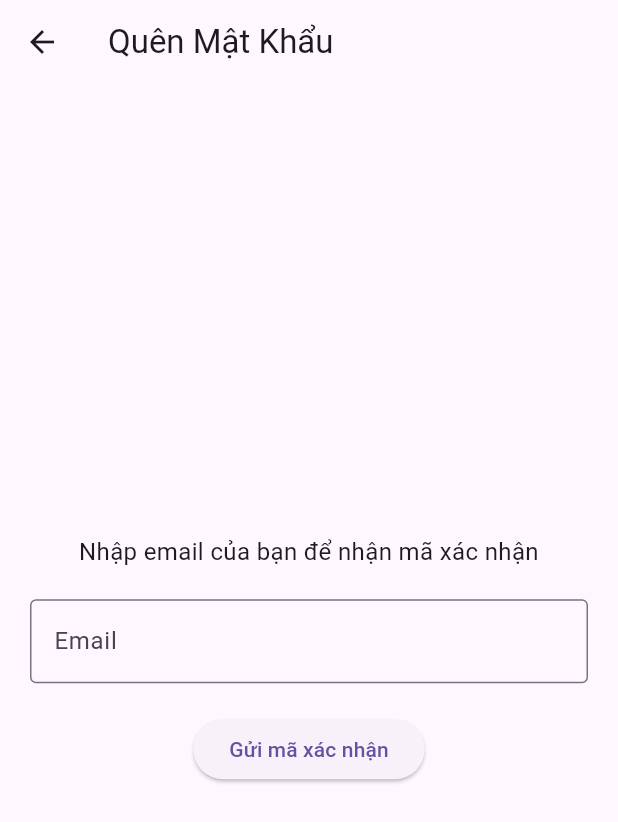
After one commit to dinhvanbinh2310/Football-news-Application, a Flutter app: the screen it shows after launch, after a tap on "Quên mật khẩu", on a phone screen of 412 x 824 dp. The commit adds this screen. Shown: the top 822 px of the screen. Run offline on Flutter 3.47's test engine with Material 3 defaults, Android fonts, the phone set to English and light mode, and no system bars; our stand-ins replace google_fonts, shared_preferences; network calls fail.

Commit message:
adding forgot password screen

```diff
--- /dev/null
+++ b/lib/screens/forgot_password_screen.dart
@@ -0,0 +1,78 @@
+import 'package:flutter/material.dart';
+import 'package:flutter_application_1/screens/reset_password_screen.dart';
+import 'package:http/http.dart' as http;
+import 'dart:convert';
+
+class ForgotPasswordScreen extends StatefulWidget {
+  @override
+  _ForgotPasswordScreenState createState() => _ForgotPasswordScreenState();
+}
+
+class _ForgotPasswordScreenState extends State<ForgotPasswordScreen> {
+  final TextEditingController emailController = TextEditingController();
+
+  void sendResetCode() async {
+    String email = emailController.text.trim();
+    if (email.isEmpty) {
+      ScaffoldMessenger.of(context).showSnackBar(
+        SnackBar(content: Text("Vui lòng nhập email")),
+      );
+      return;
+    }
+
+    final response = await http.post(
+      Uri.parse("http://10.0.2.2:3000/auth/forgot-password"),
+      headers: {"Content-Type": "application/json"},
+      body: jsonEncode({"email": email}),
+    );
+
+    if (response.statusCode == 200 || response.statusCode == 201) {
+      // Chuyển sang màn hình nhập mã xác nhận
+      Navigator.push(
+        context,
+        MaterialPageRoute(
+          builder: (context) => ResetPasswordScreen(email: email),
+        ),
+      );
+    } else {
+      ScaffoldMessenger.of(context).showSnackBar(
+        SnackBar(content: Text("Lỗi: Không thể gửi mã xác nhận")),
+      );
+    }
+  }
+
+
+  @override
+  Widget build(BuildContext context) {
+    return Scaffold(
+      appBar: AppBar(title: Text("Quên Mật Khẩu")),
+      body: Padding(
+        padding: const EdgeInsets.all(20.0),
+        child: Column(
+          mainAxisAlignment: MainAxisAlignment.center,
+          children: [
+            Text(
+              "Nhập email của bạn để nhận mã xác nhận",
+              style: TextStyle(fontSize: 16),
+              textAlign: TextAlign.center,
+            ),
+            SizedBox(height: 20),
+            TextField(
+              controller: emailController,
+              keyboardType: TextInputType.emailAddress,
+              decoration: InputDecoration(
+                labelText: "Email",
+                border: OutlineInputBorder(),
+              ),
+            ),
+            SizedBox(height: 20),
+            ElevatedButton(
+              onPressed: sendResetCode,
+              child: Text("Gửi mã xác nhận"),
+            ),
+          ],
+        ),
+      ),
+    );
+  }
+}
--- a/lib/screens/login_screen.dart
+++ b/lib/screens/login_screen.dart
@@ -1,4 +1,5 @@
 import 'package:flutter/material.dart';
+import 'package:flutter_application_1/screens/forgot_password_screen.dart';
 import 'package:flutter_application_1/screens/home_screen.dart';
 import 'package:google_fonts/google_fonts.dart';
 import 'package:flutter_application_1/services/auth_service.dart';
@@ -154,6 +155,19 @@ class _LoginScreenState extends State<LoginScreen> {
                       style: TextStyle(color: Colors.white),
                     ),
                   ),
+                  TextButton(
+                    onPressed:
+                        () => Navigator.push(
+                      context,
+                      MaterialPageRoute(
+                        builder: (context) => ForgotPasswordScreen(),
+                      ),
+                    ),
+                    child: Text(
+                      "Quên mật khẩu",
+                      style: TextStyle(color: Colors.white),
+                    ),
+                  ),
                 ],
               ),
             ),
```
Also changed, not shown: lib/screens/reset_password_screen.dart (added, +90 -0 lines).
